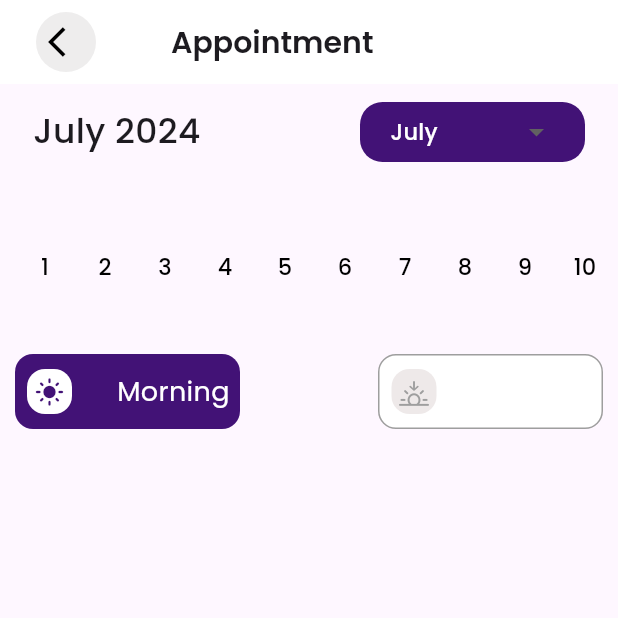
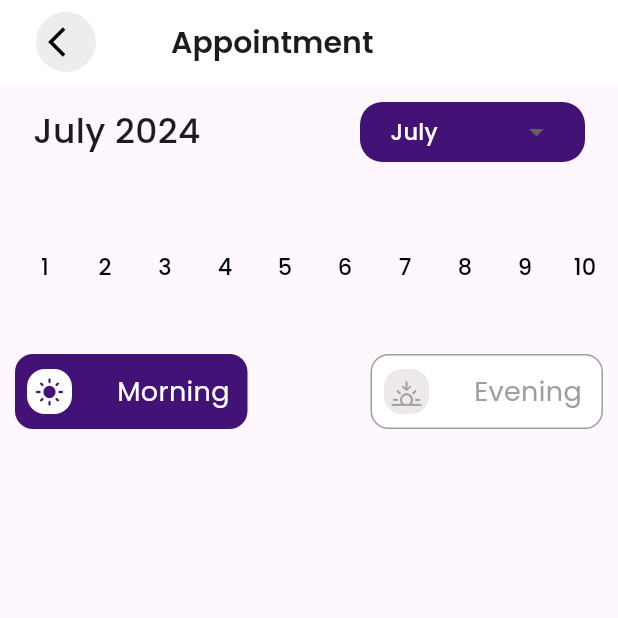
Before and after one commit to JohnGastone/Dokta-Konzo, a Flutter app: the CreateAppointment screen opened directly, on a phone screen of 412 x 824 dp, the top half of it. Run offline on Flutter 3.47's test engine with Material 3 defaults, Android fonts, the phone set to English and light mode, and no system bars; our stand-ins replace flutter_onboarding_slider, google_fonts, google_maps_flutter, permission_handler.

Commit message:
Appointment page++

```diff
--- a/lib/Pages/Appointment/Appointment.dart
+++ b/lib/Pages/Appointment/Appointment.dart
@@ -60,7 +60,7 @@ class _CreateAppointmentState extends State<CreateAppointment> {
                 mainAxisAlignment: MainAxisAlignment.spaceBetween,
                 children: [
                   Container(
-                    width: 150,
+                    width: 155,
                     height: 50,
                     decoration: BoxDecoration(
                         color: Color.fromARGB(255, 66, 18, 118),
@@ -96,7 +96,7 @@ class _CreateAppointmentState extends State<CreateAppointment> {
                     ),
                   ),
                   Container(
-                    width: 150,
+                    width: 155,
                     height: 50,
                     decoration: BoxDecoration(
                         border: Border.all(width: 1, color: Colors.grey),
@@ -126,7 +126,7 @@ class _CreateAppointmentState extends State<CreateAppointment> {
                           Text(
                             "Evening",
                             style: GoogleFonts.poppins(
-                                fontSize: 18, color: Colors.white),
+                                fontSize: 18, color: Colors.grey),
                           )
                         ],
                       ),
```
